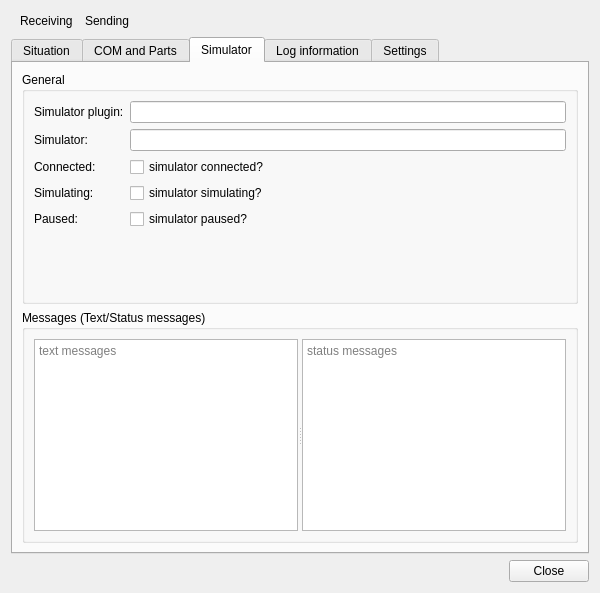
This is src/plugins/simulator/emulated/simulatoremulatedmonitordialog.ui in swift-project/pilotclient as Qt 5 draws it before an edit. The edited form follows.
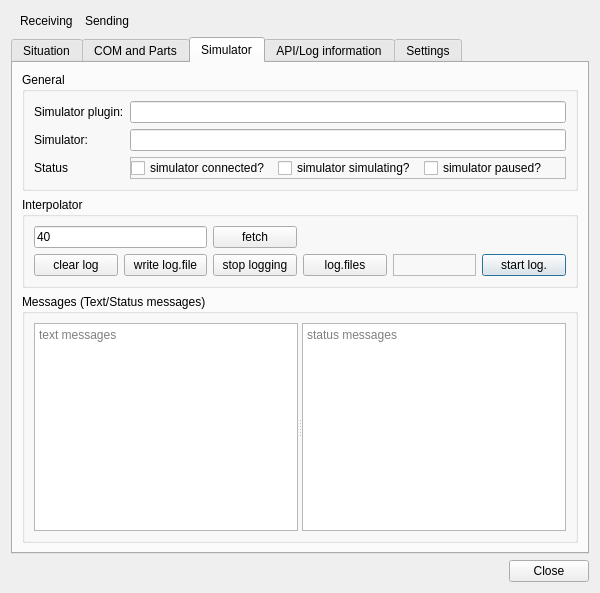
This is the edited form. The open tabs and pages were chosen to show the change. Custom widgets are drawn as their Qt base class.

Commit message: Ref T515, emulated driver UI adjustments

The edit to the form file:
```diff
--- a/src/plugins/simulator/emulated/simulatoremulatedmonitordialog.ui
+++ b/src/plugins/simulator/emulated/simulatoremulatedmonitordialog.ui
@@ -199,50 +199,143 @@
           <item row="2" column="0">
            <widget class="QLabel" name="lbl_Connected">
             <property name="text">
-             <string>Connected:</string>
-            </property>
-           </widget>
-          </item>
-          <item row="3" column="0">
-           <widget class="QLabel" name="lbl_Simulating">
-            <property name="text">
-             <string>Simulating:</string>
-            </property>
-           </widget>
-          </item>
-          <item row="4" column="0">
-           <widget class="QLabel" name="lbl_Paused">
-            <property name="text">
-             <string>Paused:</string>
+             <string>Status</string>
             </property>
            </widget>
           </item>
           <item row="2" column="1">
-           <widget class="QCheckBox" name="cb_Connected">
+           <widget class="QFrame" name="fr_Status">
+            <property name="frameShape">
+             <enum>QFrame::StyledPanel</enum>
+            </property>
+            <property name="frameShadow">
+             <enum>QFrame::Raised</enum>
+            </property>
+            <layout class="QHBoxLayout" name="hl_SimulatorStatus">
+             <property name="leftMargin">
+              <number>0</number>
+             </property>
+             <property name="topMargin">
+              <number>0</number>
+             </property>
+             <property name="rightMargin">
+              <number>0</number>
+             </property>
+             <property name="bottomMargin">
+              <number>0</number>
+             </property>
+             <item>
+              <widget class="QCheckBox" name="cb_Connected">
+               <property name="text">
+                <string>simulator connected?</string>
+               </property>
+              </widget>
+             </item>
+             <item>
+              <widget class="QCheckBox" name="cb_Simulating">
+               <property name="text">
+                <string>simulator simulating?</string>
+               </property>
+              </widget>
+             </item>
+             <item>
+              <widget class="QCheckBox" name="cb_Paused">
+               <property name="text">
+                <string>simulator paused?</string>
+               </property>
+              </widget>
+             </item>
+            </layout>
+           </widget>
+          </item>
+         </layout>
+        </widget>
+       </item>
+       <item>
+        <widget class="QGroupBox" name="gb_Interpolator">
+         <property name="title">
+          <string>Interpolator</string>
+         </property>
+         <layout class="QGridLayout" name="gl_Interpolator">
+          <item row="1" column="6">
+           <widget class="QPushButton" name="pb_InterpolatorStartLog">
             <property name="text">
-             <string>simulator connected?</string>
+             <string> start log. </string>
             </property>
            </widget>
           </item>
-          <item row="3" column="1">
-           <widget class="QCheckBox" name="cb_Simulating">
+          <item row="1" column="0">
+           <widget class="QPushButton" name="pb_InterpolatorClearLog">
             <property name="text">
-             <string>simulator simulating?</string>
+             <string> clear log </string>
             </property>
            </widget>
           </item>
-          <item row="4" column="1">
-           <widget class="QCheckBox" name="cb_Paused">
+          <item row="1" column="2">
+           <widget class="QPushButton" name="pb_InterpolatorStopLog">
             <property name="text">
-             <string>simulator paused?</string>
+             <string> stop logging </string>
             </property>
            </widget>
           </item>
+          <item row="1" column="1">
+           <widget class="QPushButton" name="pb_InterpolatorWriteLog">
+            <property name="text">
+             <string> write log.file </string>
+            </property>
+           </widget>
+          </item>
+          <item row="1" column="3">
+           <widget class="QPushButton" name="pb_InterpolatorShowLogs">
+            <property name="text">
+             <string> log.files </string>
+            </property>
+           </widget>
+          </item>
+          <item row="1" column="5">
+           <widget class="BlackGui::Components::CCallsignCompleter" name="comp_LogInterpolatorCallsign">
+            <property name="frameShape">
+             <enum>QFrame::StyledPanel</enum>
+            </property>
+            <property name="frameShadow">
+             <enum>QFrame::Raised</enum>
+            </property>
+           </widget>
+          </item>
+          <item row="0" column="2">
+           <widget class="QPushButton" name="pb_InterpolatorFetch">
+            <property name="text">
+             <string>fetch</string>
+            </property>
+           </widget>
+          </item>
+          <item row="0" column="0" colspan="2">
+           <widget class="QLineEdit" name="le_InterpolatorTimeMs">
+            <property name="text">
+             <string>40</string>
+            </property>
+            <property name="maxLength">
+             <number>10</number>
+            </property>
+            <property name="placeholderText">
+             <string>fetch time ms</string>
+            </property>
+           </widget>
+          </item>
+          <item row="0" column="3">
+           <widget class="BlackGui::CLedWidget" name="led_Fetching" native="true"/>
+          </item>
          </layout>
         </widget>
        </item>
        <item>
         <widget class="QGroupBox" name="gb_Messages">
+         <property name="sizePolicy">
+          <sizepolicy hsizetype="Preferred" vsizetype="Expanding">
+           <horstretch>0</horstretch>
+           <verstretch>0</verstretch>
+          </sizepolicy>
+         </property>
          <property name="title">
           <string>Messages (Text/Status messages)</string>
          </property>
@@ -289,7 +382,7 @@
      </widget>
      <widget class="QWidget" name="tb_LogMessages">
       <attribute name="title">
-       <string>Log information</string>
+       <string>API/Log information</string>
       </attribute>
       <layout class="QVBoxLayout" name="vl_LogInformation">
        <item>
@@ -392,83 +485,6 @@
          </layout>
         </widget>
        </item>
-       <item>
-        <widget class="QGroupBox" name="gb_Interpolator">
-         <property name="title">
-          <string>Interpolator</string>
-         </property>
-         <layout class="QGridLayout" name="gridLayout">
-          <item row="1" column="6">
-           <widget class="QPushButton" name="pb_InterpolatorStartLog">
-            <property name="text">
-             <string> start log. </string>
-            </property>
-           </widget>
-          </item>
-          <item row="1" column="0">
-           <widget class="QPushButton" name="pb_InterpolatorClearLog">
-            <property name="text">
-             <string> clear log </string>
-            </property>
-           </widget>
-          </item>
-          <item row="1" column="2">
-           <widget class="QPushButton" name="pb_InterpolatorStopLog">
-            <property name="text">
-             <string> stop logging </string>
-            </property>
-           </widget>
-          </item>
-          <item row="1" column="1">
-           <widget class="QPushButton" name="pb_InterpolatorWriteLog">
-            <property name="text">
-             <string> write log.file </string>
-            </property>
-           </widget>
-          </item>
-          <item row="1" column="3">
-           <widget class="QPushButton" name="pb_InterpolatorShowLogs">
-            <property name="text">
-             <string> log.files </string>
-            </property>
-           </widget>
-          </item>
-          <item row="1" column="5">
-           <widget class="BlackGui::Components::CCallsignCompleter" name="comp_LogInterpolatorCallsign">
-            <property name="frameShape">
-             <enum>QFrame::StyledPanel</enum>
-            </property>
-            <property name="frameShadow">
-             <enum>QFrame::Raised</enum>
-            </property>
-           </widget>
-          </item>
-          <item row="0" column="2">
-           <widget class="QPushButton" name="pb_InterpolatorFetch">
-            <property name="text">
-             <string>fetch</string>
-            </property>
-           </widget>
-          </item>
-          <item row="0" column="0" colspan="2">
-           <widget class="QLineEdit" name="le_InterpolatorTimeMs">
-            <property name="text">
-             <string>40</string>
-            </property>
-            <property name="maxLength">
-             <number>10</number>
-            </property>
-            <property name="placeholderText">
-             <string>fetch time ms</string>
-            </property>
-           </widget>
-          </item>
-          <item row="0" column="3">
-           <widget class="BlackGui::CLedWidget" name="led_Fetching" native="true"/>
-          </item>
-         </layout>
-        </widget>
-       </item>
        <item>
         <widget class="QGroupBox" name="gb_LogMessages">
          <property name="sizePolicy">
```
Left out of the diff: 26 changed lines with no effect on the pictures.
